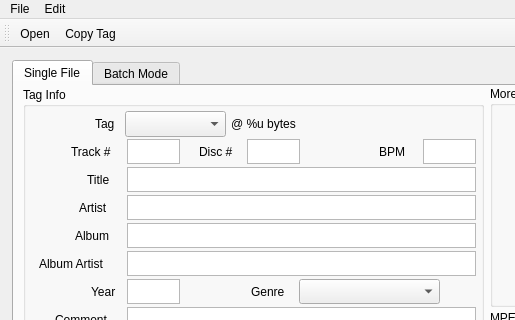
Above: window.ui from Odept/mp3_tag_editor before the change; both pictures show x 0 to 515 and y 0 to 320 of the 845 by 472 pixel window. Below: the same form after it.
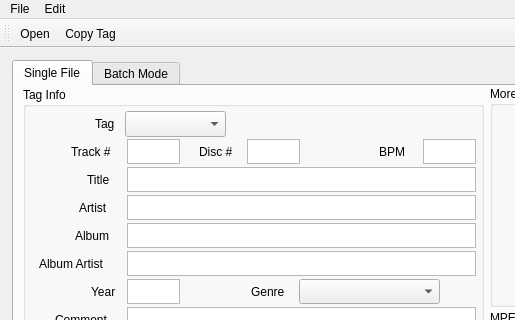
That is the form after the change. Custom widgets are drawn as their Qt base class.

Diff of the .ui file:
```diff
--- a/window.ui
+++ b/window.ui
@@ -601,9 +601,6 @@
            <height>25</height>
           </rect>
          </property>
-         <property name="text">
-          <string>@ %u bytes</string>
-         </property>
         </widget>
        </widget>
        <widget class="QGroupBox" name="boxInfo">
```
